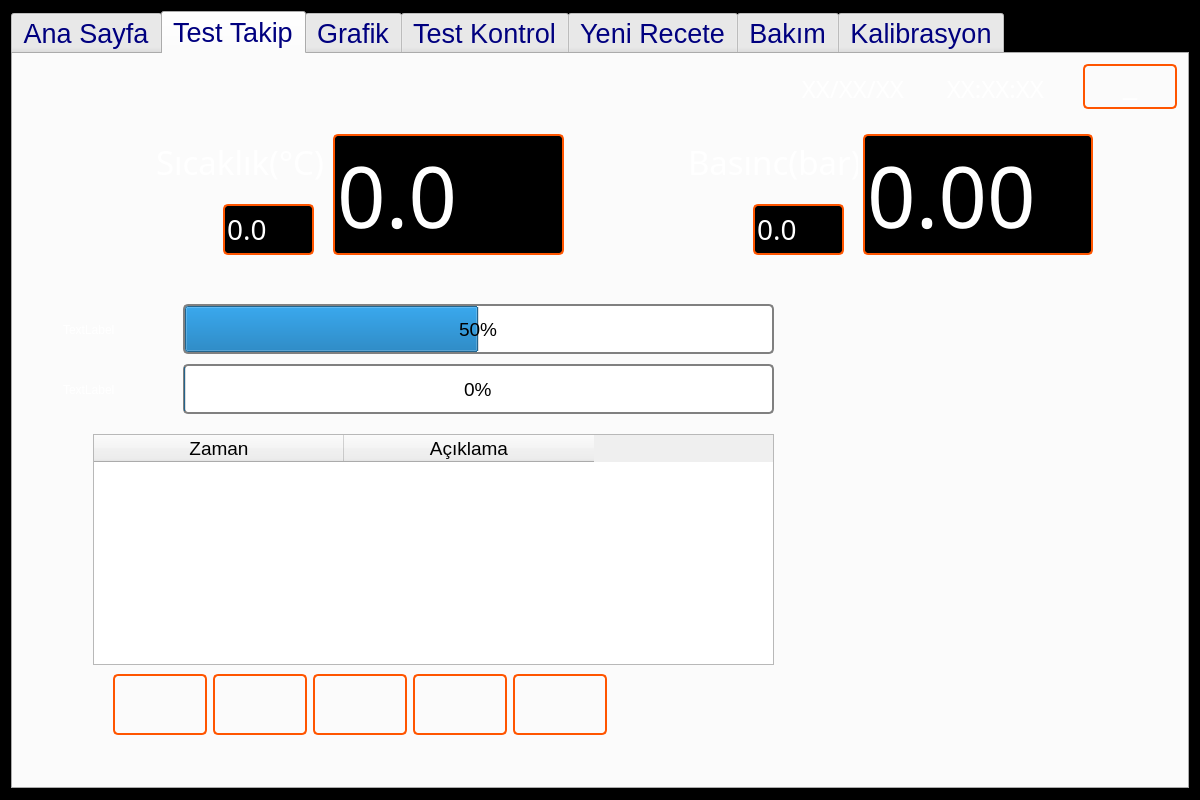
Before: the Qt Designer form mainwindow.ui in indetails/v1500h, drawn with Qt 5.
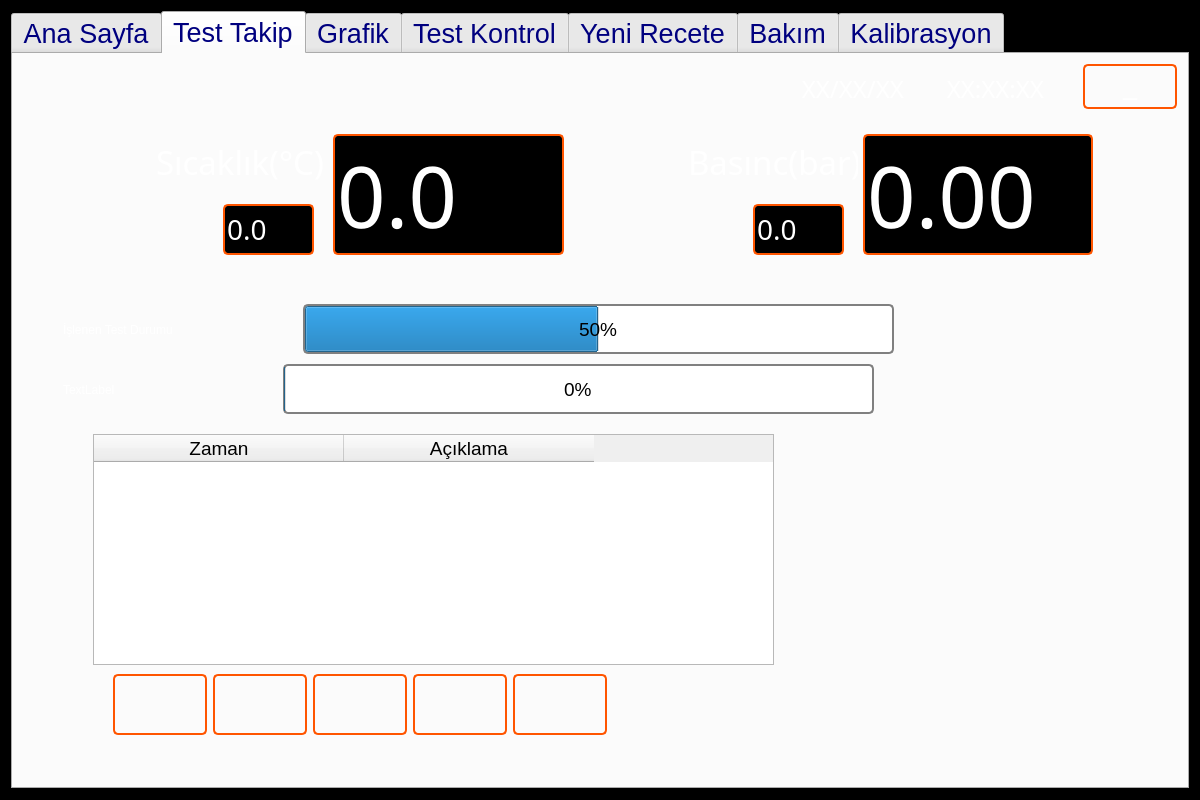
After: the same form once the commit is applied. The open tabs and pages were chosen to show the change. Icons and pictures are not drawn. Custom widgets are drawn as their Qt base class.

Commit message: Test süresi

Diff of the .ui file:
```diff
--- a/mainwindow.ui
+++ b/mainwindow.ui
@@ -2277,7 +2277,7 @@
            <widget class="QProgressBar" name="progressBar_7">
             <property name="geometry">
              <rect>
-              <x>120</x>
+              <x>220</x>
               <y>90</y>
               <width>591</width>
               <height>50</height>
@@ -2311,18 +2311,18 @@
              <rect>
               <x>0</x>
               <y>40</y>
-              <width>101</width>
+              <width>241</width>
               <height>31</height>
              </rect>
             </property>
             <property name="text">
-             <string>TextLabel</string>
+             <string>İşlenen Test Durumu</string>
             </property>
            </widget>
            <widget class="QProgressBar" name="progressBar_8">
             <property name="geometry">
              <rect>
-              <x>120</x>
+              <x>240</x>
               <y>30</y>
               <width>591</width>
               <height>50</height>
```
Left out of the diff: 4 changed lines with no effect on the pictures. The commit also changes 1 other file.
